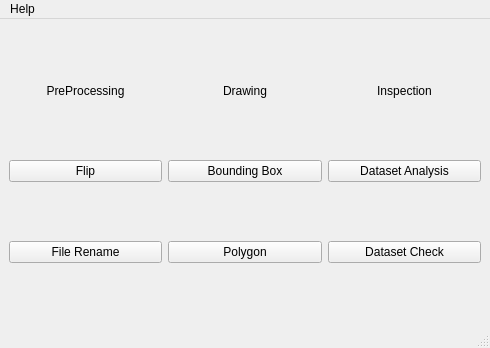
This is UI/Main_window.ui in zzungdo/Intergration_Tool as Qt 5 draws it before an edit. The edited form follows.
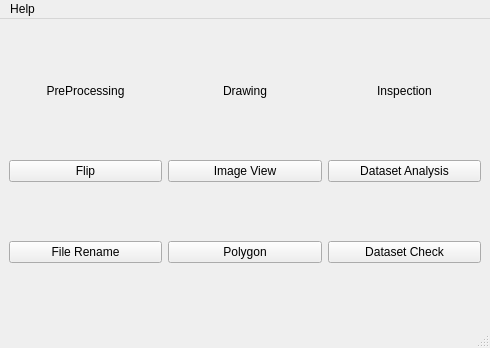
This is the edited form.

Commit message: Image Viewing 기능 추가 1차

What changed in the file:
```diff
--- a/UI/Main_window.ui
+++ b/UI/Main_window.ui
@@ -92,7 +92,7 @@
     <item row="2" column="2">
      <widget class="QPushButton" name="btn_BboxDraw">
       <property name="text">
-       <string>Bounding Box</string>
+       <string>Image View</string>
       </property>
      </widget>
     </item>
```
Left out of the diff: 14 changed lines with no effect on the pictures. The commit also changes 14 other files.
